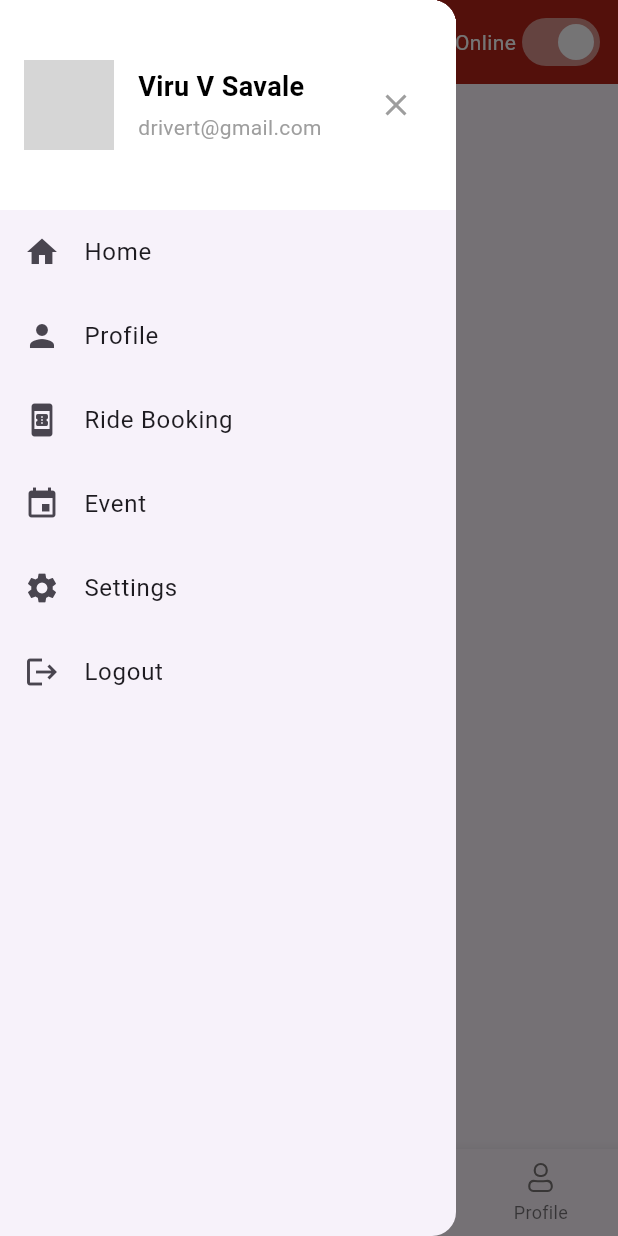
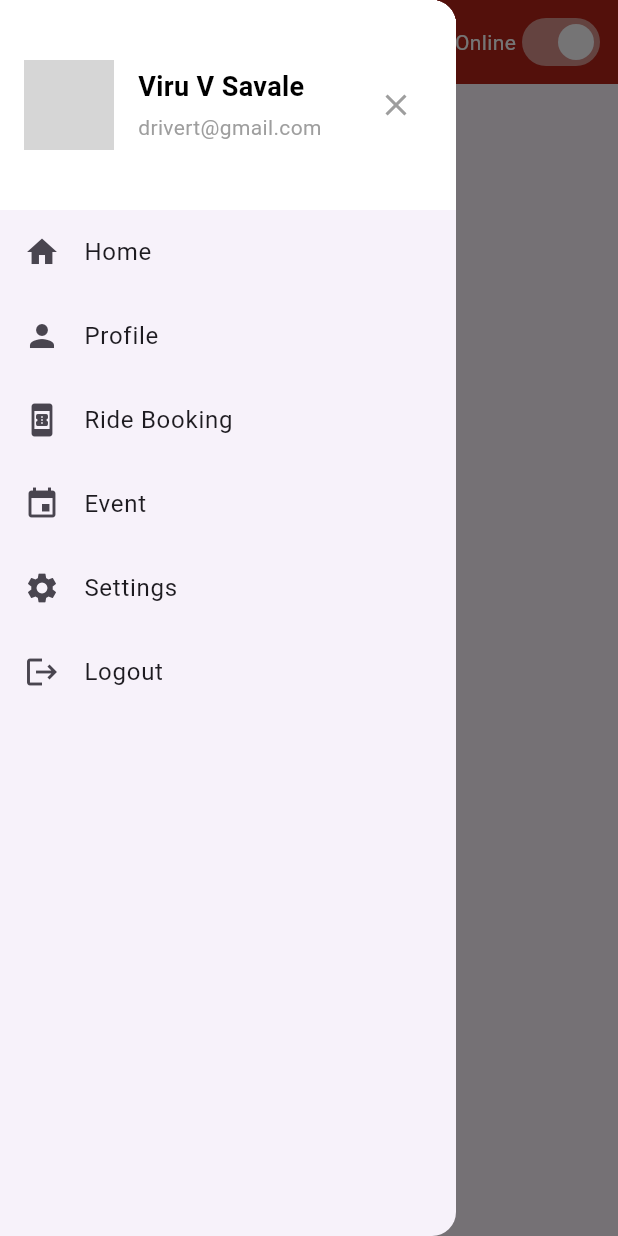
Before and after one commit to Amaanvikar/GetxFlow, a Flutter app: the HomeScreen screen opened by its route, with the side drawer open, on a phone screen of 412 x 824 dp. Run offline on Flutter 3.47's test engine with Material 3 defaults, Android fonts, the phone set to English and light mode, and no system bars; our stand-ins replace firebase_core, flutter_svg, get, image_picker, shared_preferences; accounts and stored records are empty; network calls fail; grey boxes are pictures that could not be loaded.

Commit message:
ADD:navbar removed

```diff
--- a/lib/common/widget/bottom_nav.dart
+++ b/lib/common/widget/bottom_nav.dart
@@ -1,68 +1,68 @@
-import 'package:flutter/material.dart';
-import 'package:get/get.dart';
-import 'package:getxflow/controller/bottom_nav_controller.dart';
-import 'package:flutter_svg/flutter_svg.dart';
+// import 'package:flutter/material.dart';
+// import 'package:get/get.dart';
+// import 'package:getxflow/controller/bottom_nav_controller.dart';
+// import 'package:flutter_svg/flutter_svg.dart';
 
-class BottomNavigation extends StatelessWidget {
-  const BottomNavigation({super.key});
+// class BottomNavigation extends StatelessWidget {
+//   const BottomNavigation({super.key});
 
-  @override
-  Widget build(BuildContext context) {
-    // GetX controller instance
-    final BottomNavController controller = Get.put(BottomNavController());
-    return Obx(() {
-      return BottomNavigationBar(
-        currentIndex: controller.selectedIndex.value,
-        onTap: (index) {
-          controller.changeIndex(index);
-          // Update the navigation using GetX
-          switch (index) {
-            case 0:
-              Get.toNamed('/home');
-              break;
-            case 1:
-              Get.toNamed('/booking');
-              break;
-            case 2:
-              Get.toNamed('/event');
-              break;
-            case 3:
-              Get.toNamed('/profile');
-              break;
-            default:
-              Get.offAll('/home');
-              break;
-          }
-        },
-        type: BottomNavigationBarType
-            .fixed, // This ensures the labels are always visible
-        items: [
-          BottomNavigationBarItem(
-            icon: SvgPicture.asset(controller.selectedIndex.value == 0
-                ? 'assets/images/img_nav_home_selected.svg'
-                : 'assets/images/img_nav_home.svg'),
-            label: 'Home',
-          ),
-          BottomNavigationBarItem(
-            icon: SvgPicture.asset(controller.selectedIndex.value == 1
-                ? 'assets/images/img_nav_booking_selected.svg'
-                : 'assets/images/img_nav_booking.svg'),
-            label: 'Booking',
-          ),
-          BottomNavigationBarItem(
-            icon: SvgPicture.asset(controller.selectedIndex.value == 2
-                ? 'assets/images/img_nav_event_selected.svg'
-                : 'assets/images/img_nav_event.svg'),
-            label: 'Event',
-          ),
-          BottomNavigationBarItem(
-            icon: SvgPicture.asset(controller.selectedIndex.value == 3
-                ? 'assets/images/img_nav_profile_selected.svg'
-                : 'assets/images/img_nav_profile.svg'),
-            label: 'Profile',
-          ),
-        ],
-      );
-    });
-  }
-}
+//   @override
+//   Widget build(BuildContext context) {
+//     // GetX controller instance
+//     final BottomNavController controller = Get.put(BottomNavController());
+//     return Obx(() {
+//       return BottomNavigationBar(
+//         currentIndex: controller.selectedIndex.value,
+//         onTap: (index) {
+//           controller.changeIndex(index);
+//           // Update the navigation using GetX
+//           switch (index) {
+//             case 0:
+//               Get.toNamed('/home');
+//               break;
+//             case 1:
+//               Get.toNamed('/booking');
+//               break;
+//             case 2:
+//               Get.toNamed('/event');
+//               break;
+//             case 3:
+//               Get.toNamed('/profile');
+//               break;
+//             default:
+//               Get.offAll('/home');
+//               break;
+//           }
+//         },
+//         type: BottomNavigationBarType
+//             .fixed, // This ensures the labels are always visible
+//         items: [
+//           BottomNavigationBarItem(
+//             icon: SvgPicture.asset(controller.selectedIndex.value == 0
+//                 ? 'assets/images/img_nav_home_selected.svg'
+//                 : 'assets/images/img_nav_home.svg'),
+//             label: 'Home',
+//           ),
+//           BottomNavigationBarItem(
+//             icon: SvgPicture.asset(controller.selectedIndex.value == 1
+//                 ? 'assets/images/img_nav_booking_selected.svg'
+//                 : 'assets/images/img_nav_booking.svg'),
+//             label: 'Booking',
+//           ),
+//           BottomNavigationBarItem(
+//             icon: SvgPicture.asset(controller.selectedIndex.value == 2
+//                 ? 'assets/images/img_nav_event_selected.svg'
+//                 : 'assets/images/img_nav_event.svg'),
+//             label: 'Event',
+//           ),
+//           BottomNavigationBarItem(
+//             icon: SvgPicture.asset(controller.selectedIndex.value == 3
+//                 ? 'assets/images/img_nav_profile_selected.svg'
+//                 : 'assets/images/img_nav_profile.svg'),
+//             label: 'Profile',
+//           ),
+//         ],
+//       );
+//     });
+//   }
+// }
--- a/lib/screens/homescreen.dart
+++ b/lib/screens/homescreen.dart
@@ -12,7 +12,7 @@ class HomeScreen extends StatelessWidget {
     final HomeScreenController controller = Get.put(HomeScreenController());
     return Scaffold(
         drawer: DrawerWidget(),
-        bottomNavigationBar: const BottomNavigation(),
+        // bottomNavigationBar: const BottomNavigation(),
         appBar: AppBar(
           centerTitle: true,
           automaticallyImplyLeading: true,
```
Also changed, not shown: lib/screens/driver_ride_list_screen.dart (+4 -4 lines), lib/screens/events_screen.dart (+4 -4 lines), lib/screens/user_profile_screen.dart (+4 -4 lines), lib/screens/user_registeration_screen.dart (deleted, +0 -133 lines), 8 other files.
